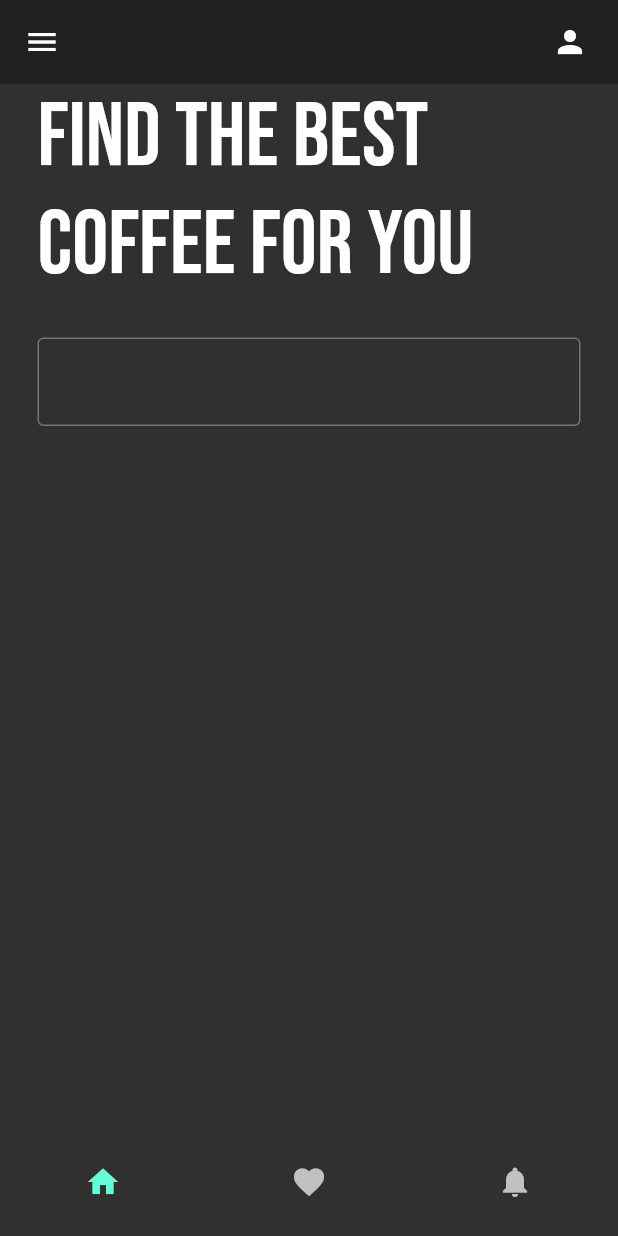
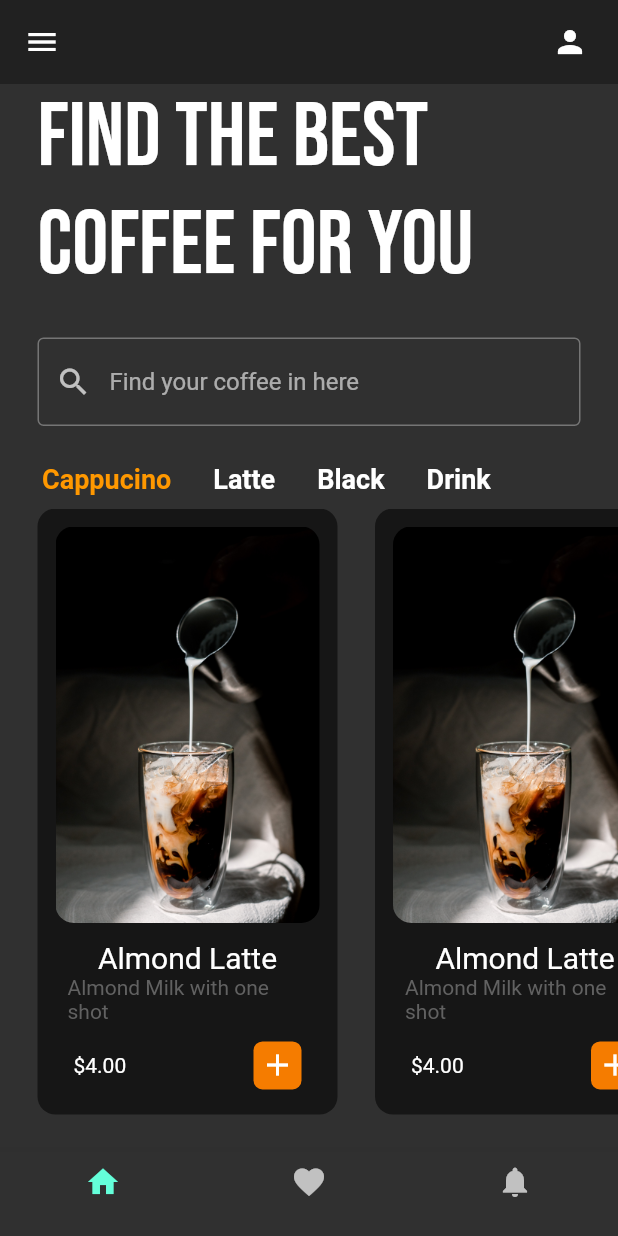
Before and after one commit to PyungkangHong094/dart, a Flutter app: the screen it shows after launch, on a phone screen of 412 x 824 dp. Run offline on Flutter 3.47's test engine with Material 2 defaults, Android fonts, the light colour scheme and no system bars; our stand-ins replace google_fonts.

Commit message:
not done yet

```diff
--- a/Documents/GitHub/practiceflutter_two/lib/main.dart
+++ b/Documents/GitHub/practiceflutter_two/lib/main.dart
@@ -15,7 +15,10 @@ class MyApp extends StatelessWidget {
       debugShowCheckedModeBanner: false,
       home: HomePage(),
       //* dark theme 해주는것이다
-      theme: ThemeData(brightness: Brightness.dark),
+      theme: ThemeData(
+        brightness: Brightness.dark,
+        primarySwatch: Colors.orange,
+      ),
     );
   }
 }
--- a/Documents/GitHub/practiceflutter_two/lib/pages/home_page.dart
+++ b/Documents/GitHub/practiceflutter_two/lib/pages/home_page.dart
@@ -1,5 +1,8 @@
 import 'package:flutter/material.dart';
 import 'package:google_fonts/google_fonts.dart';
+import 'package:practiceflutter_two/util/coffee_type.dart';
+
+import '../util/coffee_tile.dart';
 
 class HomePage extends StatefulWidget {
   const HomePage({Key? key}) : super(key: key);
@@ -9,6 +12,35 @@ class HomePage extends StatefulWidget {
 }
 
 class _HomePageState extends State<HomePage> {
+  //! list of coffee type
+  final List coffeetype = [
+    //* 커피 타입 [커피타입, 설렉되면]
+    [
+      'Cappucino',
+      true,
+    ],
+    [
+      'Latte',
+      false,
+    ],
+    [
+      'Black',
+      false,
+    ],
+    [
+      'Drink',
+      false,
+    ],
+  ];
+  void coffeeTypeSelected(int index) {
+    setState(() {
+      for (int i = 0; i < coffeetype.length; i++) {
+        coffeetype[i][1] = false;
+      }
+      coffeetype[index][1] = true;
+    });
+  }
+
   @override
   Widget build(BuildContext context) {
     return Scaffold(
@@ -50,6 +82,8 @@ class _HomePageState extends State<HomePage> {
           padding: const EdgeInsets.symmetric(horizontal: 25.0),
           child: TextField(
             decoration: InputDecoration(
+                prefixIcon: Icon(Icons.search),
+                hintText: 'Find your coffee in here',
                 focusedBorder: OutlineInputBorder(
                   borderSide: BorderSide(color: Colors.grey.shade600),
                 ),
@@ -57,9 +91,40 @@ class _HomePageState extends State<HomePage> {
                   borderSide: BorderSide(color: Colors.grey.shade600),
                 )),
           ),
-        )
+        ),
+        SizedBox(
+          height: 25,
+        ),
+
+        //* horizontal listview coffee type
+        Container(
+          height: 30,
+          child: ListView.builder(
+            scrollDirection: Axis.horizontal,
+            itemCount: coffeetype.length,
+            itemBuilder: (context, index) {
+              return CoffeeType(
+                coffeeType: coffeetype[index][0],
+                isSelected: coffeetype[index][1],
+                onTap: () {
+                  coffeeTypeSelected(index);
+                },
+              );
+            },
+          ),
+        ),
 
         //*Horizontal listveiw for thecoffee list
+        Expanded(
+            child: ListView(
+          scrollDirection: Axis.horizontal,
+          children: [
+            //? 커피타일을 만들어서 가져옴
+            CoffeeTile(),
+            CoffeeTile(),
+            CoffeeTile(),
+          ],
+        ))
       ]),
     );
   }
--- /dev/null
+++ b/Documents/GitHub/practiceflutter_two/lib/util/coffee_tile.dart
@@ -0,0 +1,66 @@
+import 'package:flutter/material.dart';
+
+class CoffeeTile extends StatelessWidget {
+  const CoffeeTile({Key? key}) : super(key: key);
+
+  @override
+  Widget build(BuildContext context) {
+    return Padding(
+      padding: const EdgeInsets.only(left: 25.0, bottom: 25),
+      child: Container(
+        padding: EdgeInsets.all(12),
+        width: 200,
+        decoration: BoxDecoration(
+          borderRadius: BorderRadius.circular(12),
+          color: Colors.black54,
+        ),
+        child: Column(
+          crossAxisAlignment: CrossAxisAlignment.start,
+          children: [
+            // ! 이미지
+            ClipRRect(
+              borderRadius: BorderRadius.circular(12),
+              child: Image.asset('lib/images/coffee3.jpg'),
+            ),
+
+            // ! 커피 이름
+            Padding(
+              padding:
+                  const EdgeInsets.symmetric(vertical: 12.0, horizontal: 8),
+              child: Column(
+                children: [
+                  Text(
+                    'Almond Latte',
+                    style: TextStyle(fontSize: 20),
+                  ),
+                  Text(
+                    'Almond Milk with one shot',
+                    style: TextStyle(color: Colors.grey[700]),
+                  )
+                ],
+              ),
+            ),
+            //! 가격
+            Padding(
+              padding: const EdgeInsets.symmetric(horizontal: 12.0),
+              child: Row(
+                mainAxisAlignment: MainAxisAlignment.spaceBetween,
+                children: [
+                  Text('\$4.00'),
+                  Container(
+                    padding: const EdgeInsets.all(4),
+                    decoration: BoxDecoration(
+                      color: Colors.orange[700],
+                      borderRadius: BorderRadius.circular(6),
+                    ),
+                    child: Icon(Icons.add),
+                  ),
+                ],
+              ),
+            )
+          ],
+        ),
+      ),
+    );
+  }
+}
--- /dev/null
+++ b/Documents/GitHub/practiceflutter_two/lib/util/coffee_type.dart
@@ -0,0 +1,28 @@
+import 'package:flutter/material.dart';
+
+class CoffeeType extends StatelessWidget {
+  final String coffeeType;
+  final bool isSelected;
+  final VoidCallback onTap;
+  CoffeeType({
+    required this.coffeeType,
+    required this.isSelected,
+    required this.onTap,
+  });
+
+  @override
+  Widget build(BuildContext context) {
+    return GestureDetector(
+      onTap: onTap,
+      child: Padding(
+        padding: const EdgeInsets.only(left: 28.0),
+        child: Text(coffeeType,
+            style: TextStyle(
+              fontSize: 18,
+              fontWeight: FontWeight.bold,
+              color: isSelected ? Colors.orange : Colors.white,
+            )),
+      ),
+    );
+  }
+}
```
